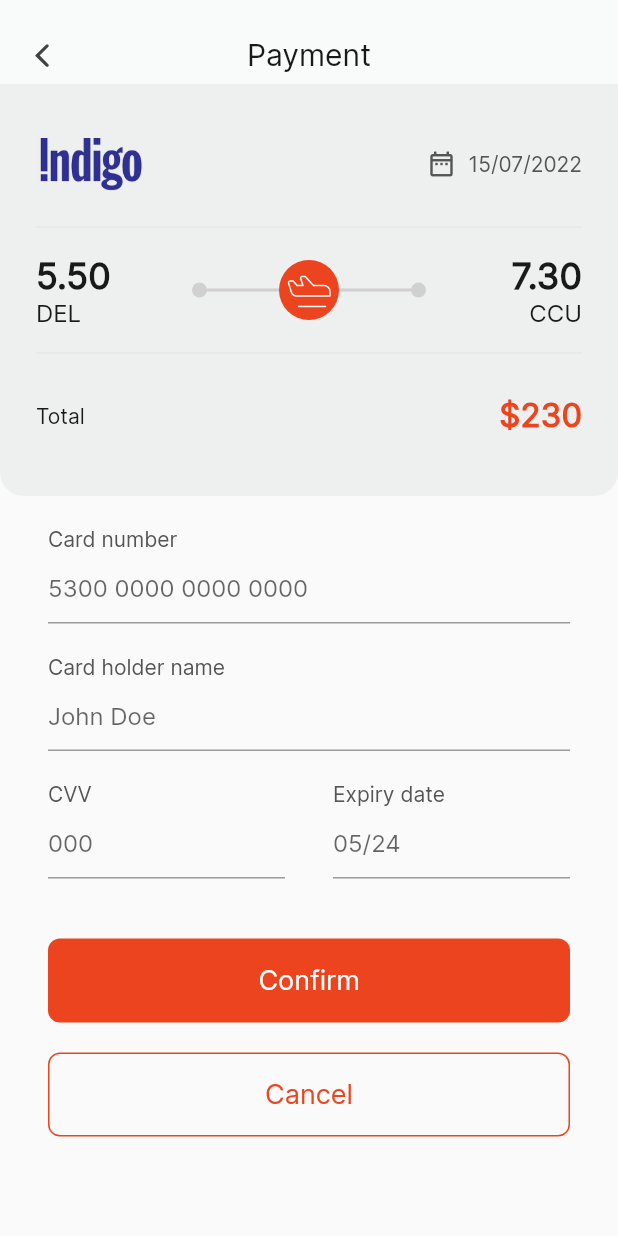
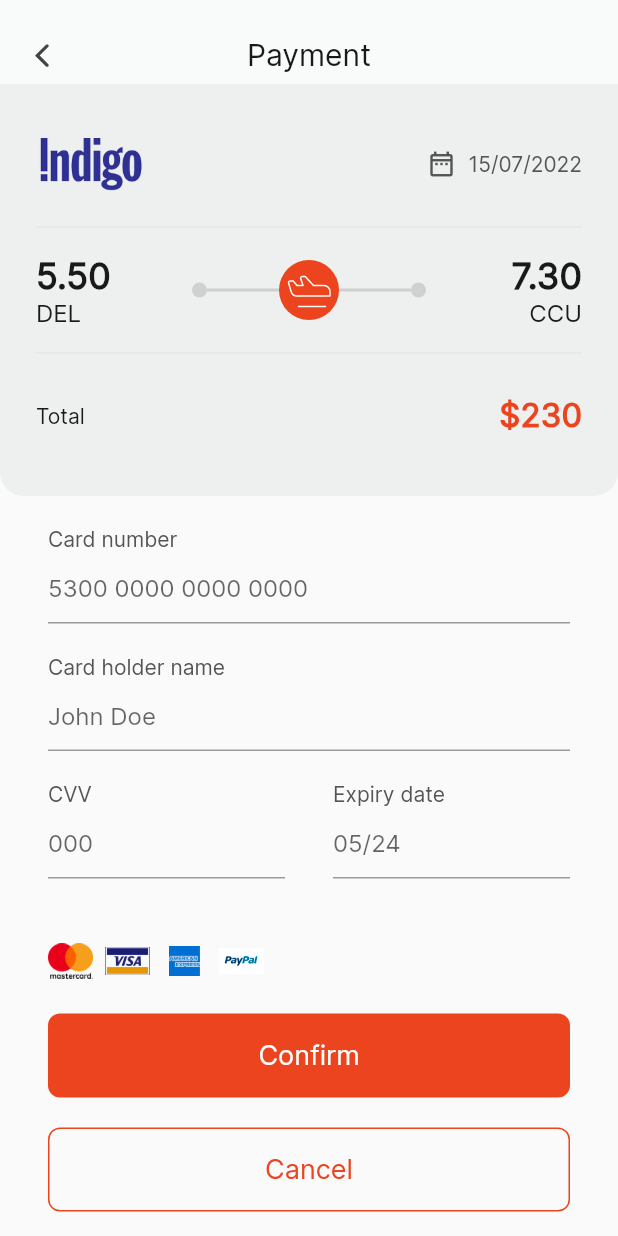
Before and after one commit to ramanassif/Book_Flight_App, a Flutter app: the PaymentScreen screen opened by its route, on a phone screen of 412 x 824 dp. Run offline on Flutter 3.47's test engine with Material 2 defaults, Android fonts, the phone set to English and light mode, and no system bars; our stand-ins replace easy_localization, flutter_svg, loading_animation_widget; missing offline and left inert: desktop_window.

Commit message:
Add Payment methods to PaymentScreen

```diff
--- a/lib/features/payment_screen/screens/payment_screen.dart
+++ b/lib/features/payment_screen/screens/payment_screen.dart
@@ -392,6 +392,45 @@ class _PaymentScreenState extends State<PaymentScreen> {
                   ),
                   Padding(
                     padding: const EdgeInsets.symmetric(horizontal: 32.0),
+                    child: Row(
+                      children: [
+                        Image.asset(
+                          'assets/images/mastercard.png',
+                          width: 30,
+                          height: 30,
+                        ),
+                        const SizedBox(
+                          width: 8,
+                        ),
+                        Image.asset(
+                          'assets/images/visa_card.png',
+                          width: 30,
+                          height: 30,
+                        ),
+                        const SizedBox(
+                          width: 8,
+                        ),
+                        Image.asset(
+                          'assets/images/american_express.png',
+                          width: 30,
+                          height: 20,
+                        ),
+                        const SizedBox(
+                          width: 8,
+                        ),
+                        Image.asset(
+                          'assets/images/PayPal-Logo.jpg',
+                          width: 30,
+                          height: 30,
+                        ),
+                      ],
+                    ),
+                  ),
+                  const SizedBox(
+                    height: 20,
+                  ),
+                  Padding(
+                    padding: const EdgeInsets.symmetric(horizontal: 32.0),
                     child: GestureDetector(
                       onTap: () {},
                       child: Container(
```
Also changed, not shown: assets/images/PayPal-Logo.jpg (added), assets/images/american_express.png (added).
